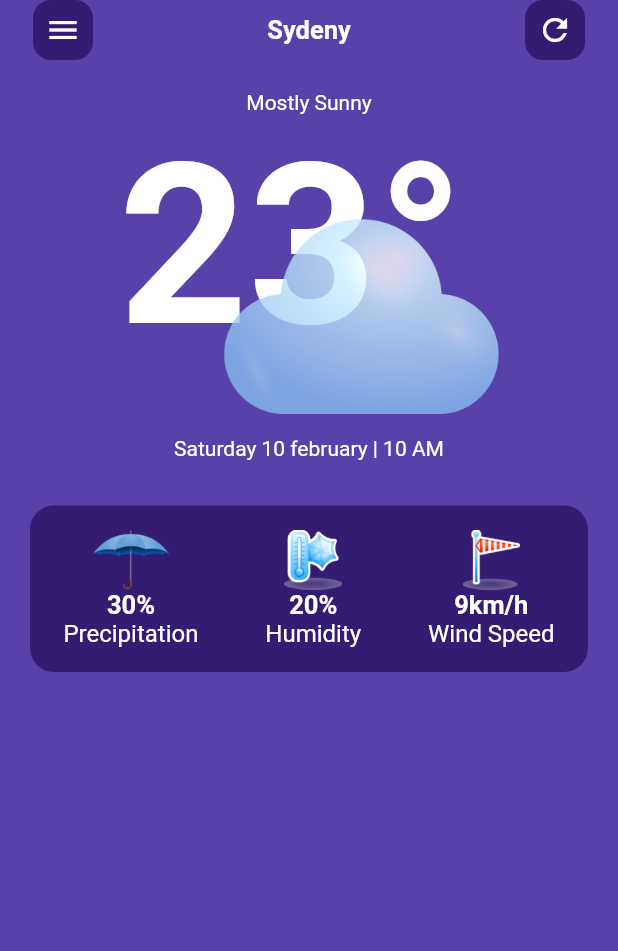
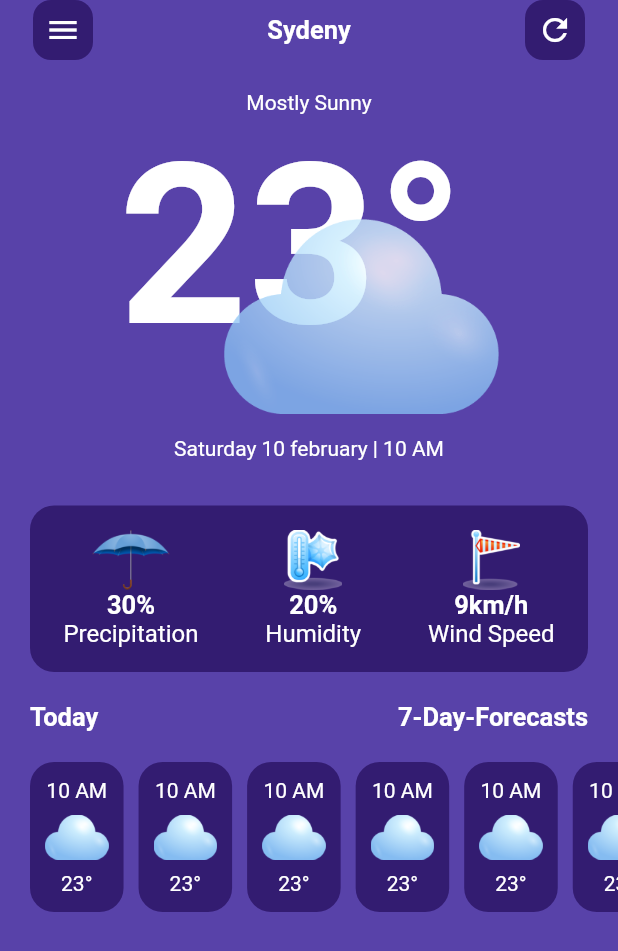
Before and after one commit to AmeenZullaq/weather-app, a Flutter app: the screen it shows after launch, on a phone screen of 412 x 824 dp. Shown: the top 951 px of the screen. Run offline on Flutter 3.47's test engine with Material 2 defaults, Android fonts, the light colour scheme and no system bars.

Commit message:
create hourly list view

```diff
--- a/lib/features/home/presentation/views/widgets/home_view_body.dart
+++ b/lib/features/home/presentation/views/widgets/home_view_body.dart
@@ -1,5 +1,7 @@
 import 'package:flutter/material.dart';
 import 'home_app_bar.dart';
+import 'hourly_forecast_list_view.dart';
+import 'text_row.dart';
 import 'today_weatjer.dart';
 import 'weather_info.dart';
 
@@ -17,7 +19,11 @@ class HomeViewBody extends StatelessWidget {
           TodayWeather(),
           SizedBox(height: 30),
           WeatherInfo(),
-          SizedBox(height: 20),
+          TextRow(),
+          Padding(
+            padding: EdgeInsets.only(left: 20),
+            child: HourlyForecastListView(),
+          ),
         ],
       ),
     );
--- /dev/null
+++ b/lib/features/home/presentation/views/widgets/hourly_forecast_list_view.dart
@@ -0,0 +1,22 @@
+import 'package:flutter/material.dart';
+import 'hourly_forecast_list_view_item.dart';
+
+class HourlyForecastListView extends StatelessWidget {
+  const HourlyForecastListView({super.key});
+
+  @override
+  Widget build(BuildContext context) {
+    return SizedBox(
+      height: 100,
+      child: ListView.separated(
+        scrollDirection: Axis.horizontal,
+        physics: const BouncingScrollPhysics(),
+        itemCount: 10,
+        separatorBuilder: (context, index) => const SizedBox(width: 10),
+        itemBuilder: (context, index) {
+          return const HourlyForecastListViewItem();
+        },
+      ),
+    );
+  }
+}
--- /dev/null
+++ b/lib/features/home/presentation/views/widgets/hourly_forecast_list_view_item.dart
@@ -0,0 +1,41 @@
+import 'package:flutter/material.dart';
+import '../../../../../core/utilis/app_colors.dart';
+import '../../../../../core/utilis/assets.dart';
+
+class HourlyForecastListViewItem extends StatelessWidget {
+  const HourlyForecastListViewItem({super.key});
+
+  @override
+  Widget build(BuildContext context) {
+    return Container(
+      padding: const EdgeInsets.all(10),
+      decoration: BoxDecoration(
+        color: AppColors.containerColor,
+        borderRadius: BorderRadius.circular(16),
+      ),
+      child: const Column(
+        mainAxisAlignment: MainAxisAlignment.center,
+        children: [
+          Text(
+            '10 AM',
+          ),
+          SizedBox(
+            height: 8,
+          ),
+          Image(
+            height: 30,
+            image: AssetImage(
+              AssetsData.testImage,
+            ),
+          ),
+          SizedBox(
+            height: 8,
+          ),
+          Text(
+            '23°',
+          ),
+        ],
+      ),
+    );
+  }
+}
--- /dev/null
+++ b/lib/features/home/presentation/views/widgets/text_row.dart
@@ -0,0 +1,26 @@
+import 'package:flutter/material.dart';
+import '../../../../../core/utilis/styles.dart';
+
+class TextRow extends StatelessWidget {
+  const TextRow({super.key});
+
+  @override
+  Widget build(BuildContext context) {
+    return const Padding(
+      padding: EdgeInsets.all(20),
+      child: Row(
+        mainAxisAlignment: MainAxisAlignment.spaceBetween,
+        children: [
+          Text(
+            'Today',
+            style: Styles.textStyle17,
+          ),
+          Text(
+            '7-Day-Forecasts',
+            style: Styles.textStyle17,
+          ),
+        ],
+      ),
+    );
+  }
+}
```
